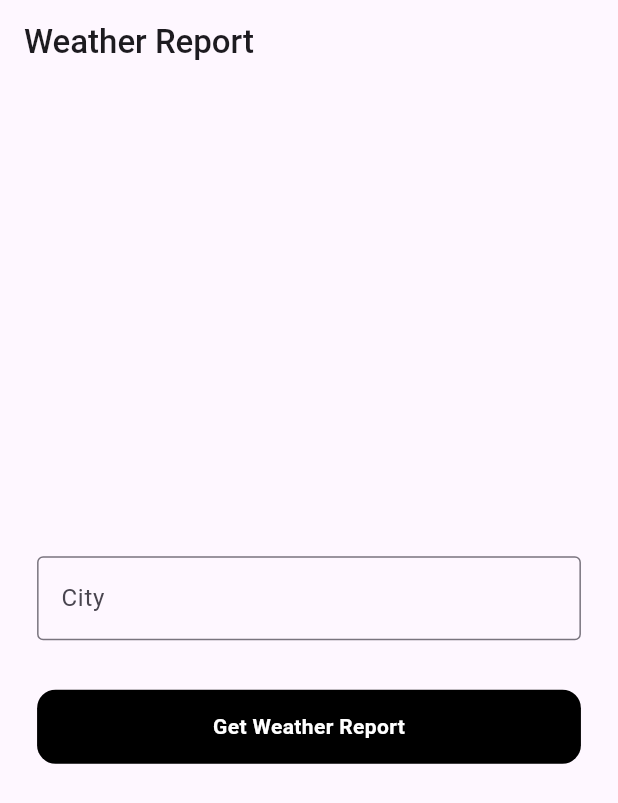
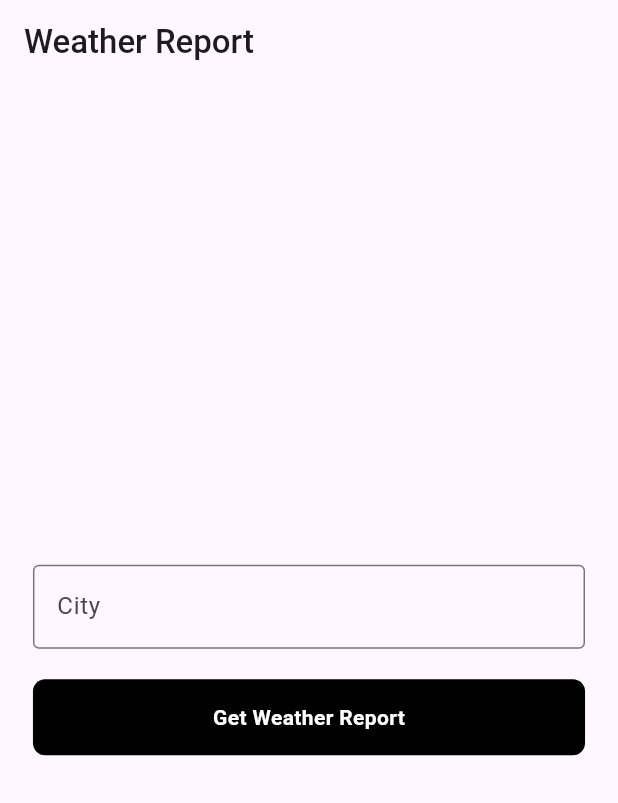
Before and after one commit to vitthalverma/go-india-stocks-weather, a Flutter app: the screen it shows after launch, on a phone screen of 412 x 824 dp. Shown: the top 803 px of the screen. Run offline on Flutter 3.47's test engine with Material 3 defaults, Android fonts, the phone set to English and light mode, and no system bars; our stand-ins replace dio, equatable, flutter_bloc, retrofit, shared_preferences; missing offline and left inert: animated_snack_bar; generated files the repository leaves out were written again.

Commit message:
feat: add responsiveness

```diff
--- /dev/null
+++ b/lib/adaptive/adaptive.dart
@@ -0,0 +1,4 @@
+export './adaptive_builder.dart';
+export './adaptive_widget.dart';
+export './screen_type.dart';
+export './sizing_info.dart';
--- a/lib/core/app/app_provider.dart
+++ b/lib/core/app/app_provider.dart
@@ -3,8 +3,8 @@ import 'package:flutter_bloc/flutter_bloc.dart';
 import 'package:go_india_stocks/core/di/client_module.dart';
 import 'package:go_india_stocks/core/di/repository_module.dart';
 import 'package:go_india_stocks/core/di/usecase_module.dart';
+import 'package:go_india_stocks/core/reponsive/responsive_util_init.dart';
 import 'package:go_india_stocks/features/presentation/bloc/weather_bloc.dart';
-import 'package:responsive_sizer/responsive_sizer.dart';
 
 class AppProvider extends StatefulWidget {
   const AppProvider({
@@ -22,8 +22,9 @@ class _AppProviderState extends State<AppProvider>
     with ClientModule, RepositoryModule, UsecaseModule {
   @override
   Widget build(BuildContext context) {
-    return ResponsiveSizer(
-      builder: (p0, p1, p2) => MultiRepositoryProvider(
+    return ResponsiveUtilInit(
+      designSize: const Size(375, 812),
+      builder: () => MultiRepositoryProvider(
         providers: [
           RepositoryProvider.value(value: weatherUseCase),
         ],
--- /dev/null
+++ b/lib/core/reponsive/responsive.dart
@@ -0,0 +1,3 @@
+export 'responsive_extension.dart';
+export 'responsive_util.dart';
+export 'responsive_util_init.dart';
--- /dev/null
+++ b/lib/core/reponsive/responsive_util.dart
@@ -0,0 +1,71 @@
+import 'dart:math';
+
+import 'package:flutter/material.dart';
+
+@protected
+class ResponsiveUtil {
+  factory ResponsiveUtil() {
+    return _instance;
+  }
+
+  ResponsiveUtil._();
+  static const Size defaultSize = Size(360, 640);
+  static late ResponsiveUtil _instance;
+
+  late Size uiSize;
+
+  late Orientation _orientation;
+
+  late double _pixelRatio;
+  late double _textScaleFactor;
+  late double _screenWidth;
+  late double _screenHeight;
+  late double _statusBarHeight;
+  late double _bottomBarHeight;
+
+  static void init(
+    BoxConstraints constraints, {
+    Orientation orientation = Orientation.portrait,
+    Size designSize = defaultSize,
+  }) {
+    _instance = ResponsiveUtil._()
+      ..uiSize = designSize
+      .._orientation = orientation
+      .._screenWidth = constraints.maxWidth
+      .._screenHeight = constraints.maxHeight;
+
+    final window = WidgetsBinding.instance.window;
+    _instance._pixelRatio = window.devicePixelRatio;
+    _instance._statusBarHeight = window.padding.top;
+    _instance._bottomBarHeight = window.padding.bottom;
+    _instance._textScaleFactor = window.textScaleFactor;
+  }
+
+  Orientation get orientation => _orientation;
+
+  double get textScaleFactor => _textScaleFactor;
+
+  double get pixelRatio => _pixelRatio;
+
+  double get screenWidth => _screenWidth;
+
+  double get screenHeight => _screenHeight;
+
+  double get statusBarHeight => _statusBarHeight / _pixelRatio;
+
+  double get bottomBarHeight => _bottomBarHeight / _pixelRatio;
+
+  double get scaleWidth => _screenWidth / uiSize.width;
+
+  double get scaleHeight => _screenHeight / uiSize.height;
+
+  double get scaleText => min(scaleWidth, scaleHeight);
+
+  double setWidth(num width) => width * scaleWidth;
+
+  double setHeight(num height) => height * scaleHeight;
+
+  double radius(num r) => r * scaleText;
+
+  double setSp(num fontSize) => fontSize * scaleText;
+}
--- /dev/null
+++ b/lib/core/reponsive/responsive_util_init.dart
@@ -0,0 +1,35 @@
+import 'package:flutter/material.dart';
+import 'package:go_india_stocks/core/reponsive/responsive_util.dart';
+
+class ResponsiveUtilInit extends StatelessWidget {
+  const ResponsiveUtilInit({
+    required this.builder,
+    this.designSize = ResponsiveUtil.defaultSize,
+    super.key,
+  });
+
+  final Widget Function() builder;
+
+  final Size designSize;
+
+  @override
+  Widget build(BuildContext context) {
+    return LayoutBuilder(
+      builder: (_, BoxConstraints constraints) {
+        return OrientationBuilder(
+          builder: (_, Orientation orientation) {
+            if (constraints.maxWidth != 0) {
+              ResponsiveUtil.init(
+                constraints,
+                orientation: orientation,
+                designSize: designSize,
+              );
+              return builder();
+            }
+            return Container();
+          },
+        );
+      },
+    );
+  }
+}
--- a/lib/core/utils/app_snackbar.dart
+++ b/lib/core/utils/app_snackbar.dart
@@ -1,7 +1,7 @@
 import 'package:animated_snack_bar/animated_snack_bar.dart';
 import 'package:flutter/material.dart';
 import 'package:go_india_stocks/core/app/app_colors.dart';
-import 'package:responsive_sizer/responsive_sizer.dart';
+import 'package:go_india_stocks/core/reponsive/responsive_extension.dart';
 
 enum SnackType { error, success, info }
 
--- a/lib/features/presentation/view/home_screen.dart
+++ b/lib/features/presentation/view/home_screen.dart
@@ -2,10 +2,10 @@ import 'package:dio/dio.dart';
 import 'package:flutter/material.dart';
 import 'package:flutter_bloc/flutter_bloc.dart';
 import 'package:go_india_stocks/core/app/app_colors.dart';
+import 'package:go_india_stocks/core/reponsive/responsive_extension.dart';
 import 'package:go_india_stocks/core/resourses/preferences_helper.dart';
 import 'package:go_india_stocks/core/utils/app_snackbar.dart';
 import 'package:go_india_stocks/features/presentation/bloc/weather_bloc.dart';
-import 'package:responsive_sizer/responsive_sizer.dart';
 
 class HomeScreen extends StatefulWidget {
   const HomeScreen({super.key});
@@ -74,7 +74,7 @@ class _HomeScreenState extends State<HomeScreen> {
               ));
             } else {
               return Padding(
-                padding: EdgeInsets.all(3.h),
+                padding: EdgeInsets.all(20.w),
                 child: Column(
                   mainAxisAlignment: MainAxisAlignment.center,
                   children: [
@@ -86,14 +86,14 @@ class _HomeScreenState extends State<HomeScreen> {
                         border: OutlineInputBorder(),
                       ),
                     ),
-                    SizedBox(height: 4.h),
+                    SizedBox(height: 20.h),
                     GestureDetector(
                       onTap: _saveCityAndFetchWeather,
                       child: Container(
                         width: double.infinity,
-                        height: 6.h,
+                        height: 50.h,
                         decoration: BoxDecoration(
-                          borderRadius: BorderRadius.circular(3.w),
+                          borderRadius: BorderRadius.circular(8.r),
                           color: black,
                         ),
                         child: const Center(
--- a/pubspec.yaml
+++ b/pubspec.yaml
@@ -36,7 +36,6 @@ dependencies:
   logger:
   json_annotation: ^4.8.1
   equatable:
-  responsive_sizer:
   shared_preferences:
   animated_snack_bar:
 
```
Also changed, not shown: lib/adaptive/adaptive_builder.dart (added, +33 -0 lines), lib/adaptive/adaptive_widget.dart (added, +58 -0 lines), lib/adaptive/screen_type.dart (added, +11 -0 lines), lib/adaptive/sizing_info.dart (added, +13 -0 lines), lib/core/reponsive/responsive_extension.dart (added, +17 -0 lines), lib/features/presentation/view/weather_screen.dart (+20 -21 lines), pubspec.lock.
